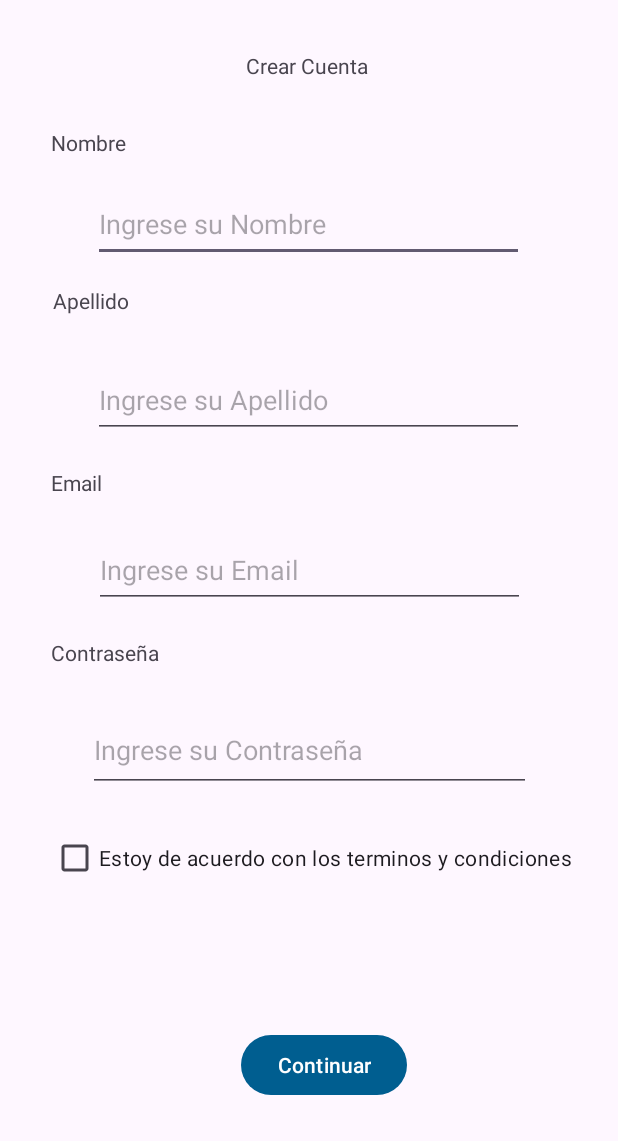
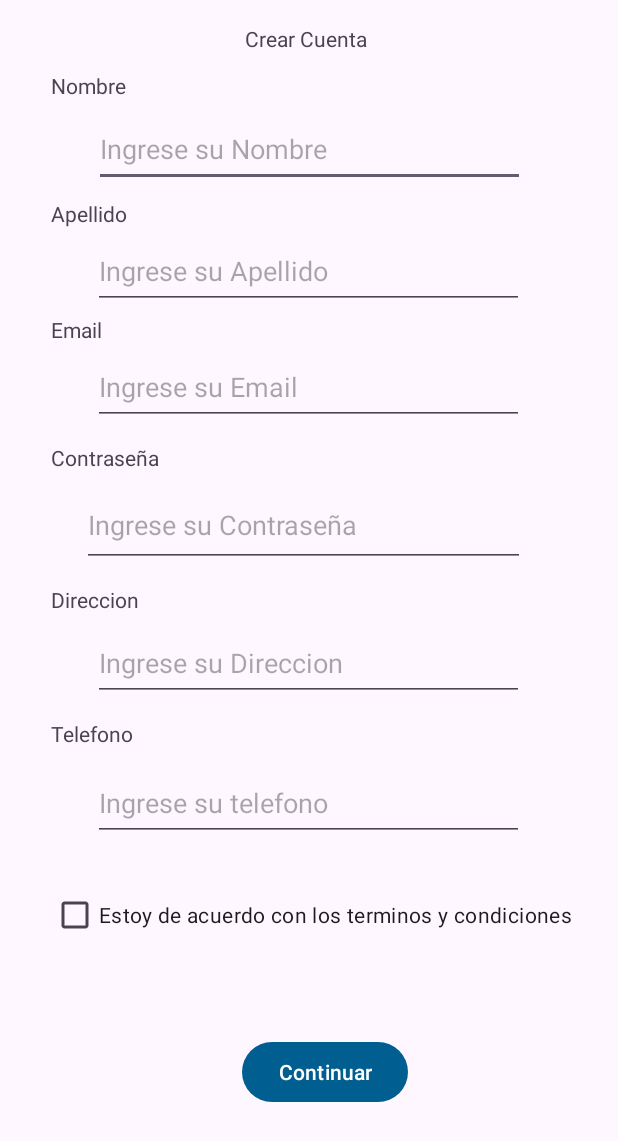
Before and after one commit to AlexaderW/ProyectoApp, an Android app: the NewAcount screen opened directly, with no data from a screen before it, on a phone screen of 412 x 824 dp. Shown: the top 1141 px of the screen. Run offline under Robolectric (Android 15) with nearby library versions, the phone set to English and light mode, and no system bars.

Commit message:
se agrego los datos que faltaban en el registro de nuevos usuarios

```diff
--- a/chacomboApp/app/src/main/res/layout/activity_new_acount.xml
+++ b/chacomboApp/app/src/main/res/layout/activity_new_acount.xml
@@ -11,10 +11,11 @@
         android:layout_width="wrap_content"
         android:layout_height="wrap_content"
         android:layout_marginStart="163dp"
-        android:layout_marginTop="34dp"
+        android:layout_marginTop="16dp"
         android:layout_marginEnd="163dp"
         android:text="Crear Cuenta "
         app:layout_constraintEnd_toEndOf="parent"
+        app:layout_constraintHorizontal_bias="0.0"
         app:layout_constraintStart_toStartOf="parent"
         app:layout_constraintTop_toTopOf="parent" />
 
@@ -23,7 +24,7 @@
         android:layout_width="wrap_content"
         android:layout_height="wrap_content"
         android:layout_marginStart="34dp"
-        android:layout_marginTop="32dp"
+        android:layout_marginTop="12dp"
         android:layout_marginEnd="323dp"
         android:text="Nombre "
         app:layout_constraintEnd_toEndOf="parent"
@@ -36,11 +37,11 @@
         android:layout_width="wrap_content"
         android:layout_height="wrap_content"
         android:layout_marginStart="34dp"
-        android:layout_marginTop="16dp"
+        android:layout_marginTop="8dp"
         android:layout_marginEnd="326dp"
         android:text="Apellido"
         app:layout_constraintEnd_toEndOf="parent"
-        app:layout_constraintHorizontal_bias="1.0"
+        app:layout_constraintHorizontal_bias="0.0"
         app:layout_constraintStart_toStartOf="parent"
         app:layout_constraintTop_toBottomOf="@+id/editTextText" />
 
@@ -49,7 +50,7 @@
         android:layout_width="wrap_content"
         android:layout_height="wrap_content"
         android:layout_marginStart="34dp"
-        android:layout_marginTop="20dp"
+        android:layout_marginTop="4dp"
         android:layout_marginEnd="342dp"
         android:text="Email"
         app:layout_constraintEnd_toEndOf="parent"
@@ -62,7 +63,7 @@
         android:layout_width="wrap_content"
         android:layout_height="wrap_content"
         android:layout_marginStart="34dp"
-        android:layout_marginTop="20dp"
+        android:layout_marginTop="12dp"
         android:layout_marginEnd="305dp"
         android:text="Contraseña"
         app:layout_constraintEnd_toEndOf="parent"
@@ -70,12 +71,38 @@
         app:layout_constraintStart_toStartOf="parent"
         app:layout_constraintTop_toBottomOf="@+id/editTextText5" />
 
+    <TextView
+        android:id="@+id/textView10"
+        android:layout_width="wrap_content"
+        android:layout_height="wrap_content"
+        android:layout_marginStart="34dp"
+        android:layout_marginTop="12dp"
+        android:layout_marginEnd="305dp"
+        android:text="Direccion"
+        app:layout_constraintEnd_toEndOf="parent"
+        app:layout_constraintHorizontal_bias="0.0"
+        app:layout_constraintStart_toStartOf="parent"
+        app:layout_constraintTop_toBottomOf="@+id/editTextTextPassword2" />
+
+    <TextView
+        android:id="@+id/textView14"
+        android:layout_width="wrap_content"
+        android:layout_height="wrap_content"
+        android:layout_marginStart="34dp"
+        android:layout_marginTop="12dp"
+        android:layout_marginEnd="305dp"
+        android:text="Telefono"
+        app:layout_constraintEnd_toEndOf="parent"
+        app:layout_constraintHorizontal_bias="0.0"
+        app:layout_constraintStart_toStartOf="parent"
+        app:layout_constraintTop_toBottomOf="@+id/editTextText3" />
+
     <CheckBox
         android:id="@+id/checkBox"
         android:layout_width="wrap_content"
         android:layout_height="wrap_content"
         android:layout_marginStart="34dp"
-        android:layout_marginTop="20dp"
+        android:layout_marginTop="208dp"
         android:layout_marginEnd="281dp"
         android:text="Estoy de acuerdo con los terminos y condiciones "
         app:layout_constraintEnd_toEndOf="parent"
@@ -88,13 +115,13 @@
         android:layout_width="287dp"
         android:layout_height="50dp"
         android:layout_marginStart="62dp"
-        android:layout_marginTop="20dp"
+        android:layout_marginTop="8dp"
         android:layout_marginEnd="62dp"
         android:ems="10"
         android:hint="Ingrese su Nombre"
         android:inputType="text"
         app:layout_constraintEnd_toEndOf="parent"
-        app:layout_constraintHorizontal_bias="0.0"
+        app:layout_constraintHorizontal_bias="1.0"
         app:layout_constraintStart_toStartOf="parent"
         app:layout_constraintTop_toBottomOf="@+id/textView5" />
 
@@ -103,7 +130,7 @@
         android:layout_width="287dp"
         android:layout_height="50dp"
         android:layout_marginStart="62dp"
-        android:layout_marginTop="32dp"
+        android:layout_marginTop="4dp"
         android:layout_marginEnd="62dp"
         android:ems="10"
         android:hint="Ingrese su Apellido"
@@ -118,14 +145,45 @@
         android:layout_width="287dp"
         android:layout_height="50dp"
         android:layout_marginStart="62dp"
-        android:layout_marginTop="24dp"
+        android:layout_marginTop="4dp"
         android:layout_marginEnd="62dp"
         android:ems="10"
         android:hint="Ingrese su Email"
         android:inputType="text"
         app:layout_constraintEnd_toEndOf="parent"
+        app:layout_constraintHorizontal_bias="0.0"
         app:layout_constraintStart_toStartOf="parent"
         app:layout_constraintTop_toBottomOf="@+id/textView7" />
+
+    <EditText
+        android:id="@+id/editTextText3"
+        android:layout_width="287dp"
+        android:layout_height="50dp"
+        android:layout_marginStart="62dp"
+        android:layout_marginTop="8dp"
+        android:layout_marginEnd="62dp"
+        android:ems="10"
+        android:hint="Ingrese su Direccion"
+        android:inputType="text"
+        app:layout_constraintEnd_toEndOf="parent"
+        app:layout_constraintHorizontal_bias="0.0"
+        app:layout_constraintStart_toStartOf="parent"
+        app:layout_constraintTop_toBottomOf="@+id/textView10" />
+
+    <EditText
+        android:id="@+id/editTextText6"
+        android:layout_width="287dp"
+        android:layout_height="50dp"
+        android:layout_marginStart="62dp"
+        android:layout_marginTop="12dp"
+        android:layout_marginEnd="62dp"
+        android:ems="10"
+        android:hint="Ingrese su telefono"
+        android:inputType="text"
+        app:layout_constraintEnd_toEndOf="parent"
+        app:layout_constraintHorizontal_bias="0.0"
+        app:layout_constraintStart_toStartOf="parent"
+        app:layout_constraintTop_toBottomOf="@+id/textView14" />
 
     <Button
         android:id="@+id/btnContinuar"
@@ -136,20 +194,23 @@
         android:text="Continuar"
         app:layout_constraintBottom_toBottomOf="parent"
         app:layout_constraintEnd_toEndOf="parent"
+        app:layout_constraintHorizontal_bias="1.0"
         app:layout_constraintStart_toStartOf="parent"
-        app:layout_constraintTop_toBottomOf="@+id/checkBox" />
+        app:layout_constraintTop_toBottomOf="@+id/checkBox"
+        app:layout_constraintVertical_bias="0.4" />
 
     <EditText
         android:id="@+id/editTextTextPassword2"
         android:layout_width="295dp"
         android:layout_height="55dp"
         android:layout_marginStart="62dp"
-        android:layout_marginTop="28dp"
+        android:layout_marginTop="8dp"
         android:layout_marginEnd="62dp"
         android:ems="10"
         android:hint="Ingrese su Contraseña"
         android:inputType="textPassword"
         app:layout_constraintEnd_toEndOf="parent"
+        app:layout_constraintHorizontal_bias="1.0"
         app:layout_constraintStart_toStartOf="parent"
         app:layout_constraintTop_toBottomOf="@+id/textView8" />
 </androidx.constraintlayout.widget.ConstraintLayout>
```
